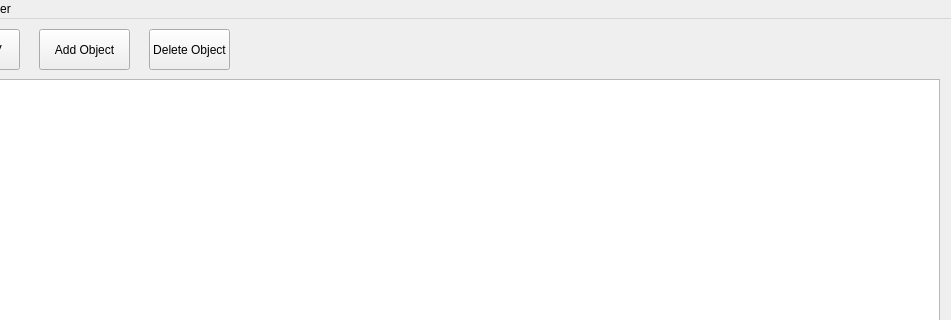
This is inventorywindow.ui in EtoDrowsy/CS499 as Qt 5 draws it before an edit; both pictures show x 81 to 1032 and y 0 to 320 of the 1032 by 600 pixel window. The edited form follows.
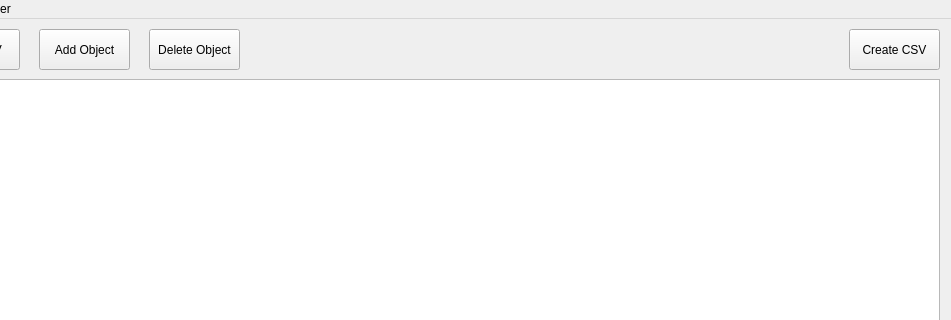
This is the edited form.

Commit message: Made create new csv button

The edit to the form file:
```diff
--- a/inventorywindow.ui
+++ b/inventorywindow.ui
@@ -51,7 +51,7 @@
      <rect>
       <x>230</x>
       <y>10</y>
-      <width>81</width>
+      <width>91</width>
       <height>41</height>
      </rect>
     </property>
@@ -72,6 +72,19 @@
      <locale language="English" country="UnitedStates"/>
     </property>
    </widget>
+   <widget class="QPushButton" name="createCSVButton">
+    <property name="geometry">
+     <rect>
+      <x>930</x>
+      <y>10</y>
+      <width>91</width>
+      <height>41</height>
+     </rect>
+    </property>
+    <property name="text">
+     <string>Create CSV</string>
+    </property>
+   </widget>
   </widget>
   <widget class="QMenuBar" name="menubar">
    <property name="geometry">
```
Left out of the diff: 2 changed lines with no effect on the pictures. The commit also changes 2 other files.
